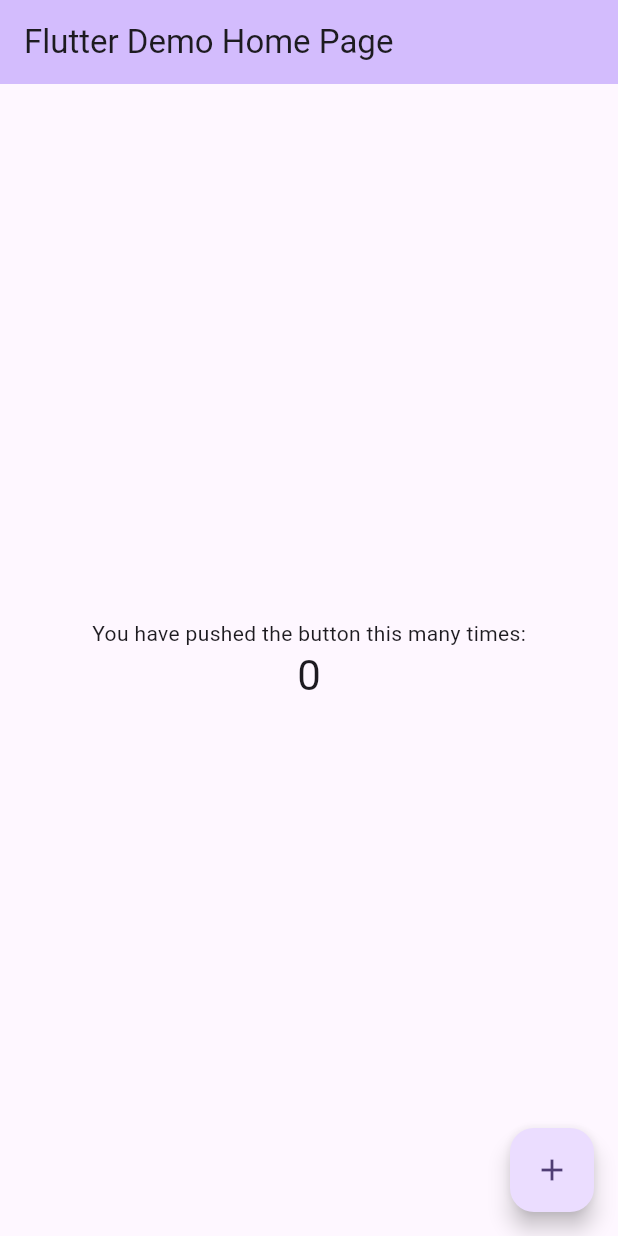
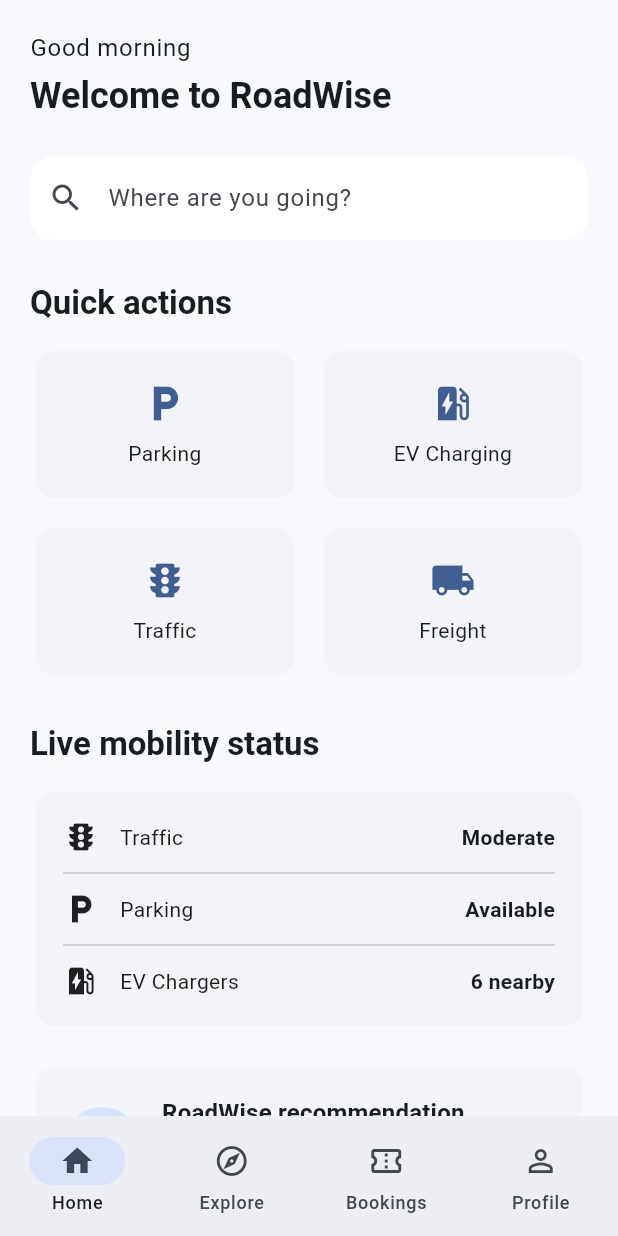
Before and after one commit to vedha-v/Roadwise-Smart-Transportation-System, a Flutter app: the screen it shows after launch, on a phone screen of 412 x 824 dp. Run offline on Flutter 3.47's test engine with Material 3 defaults, Android fonts, the phone set to English and light mode, and no system bars.

Commit message:
feat:create initial Roadwise ui

```diff
--- a/lib/main.dart
+++ b/lib/main.dart
@@ -1,122 +1,357 @@
 import 'package:flutter/material.dart';
 
 void main() {
-  runApp(const MyApp());
+  runApp(const RoadWiseApp());
 }
 
-class MyApp extends StatelessWidget {
-  const MyApp({super.key});
+class RoadWiseApp extends StatelessWidget {
+  const RoadWiseApp({super.key});
 
-  // This widget is the root of your application.
   @override
   Widget build(BuildContext context) {
     return MaterialApp(
-      title: 'Flutter Demo',
+      debugShowCheckedModeBanner: false,
+      title: 'RoadWise',
       theme: ThemeData(
-        // This is the theme of your application.
-        //
-        // TRY THIS: Try running your application with "flutter run". You'll see
-        // the application has a purple toolbar. Then, without quitting the app,
-        // try changing the seedColor in the colorScheme below to Colors.green
-        // and then invoke "hot reload" (save your changes or press the "hot
-        // reload" button in a Flutter-supported IDE, or press "r" if you used
-        // the command line to start the app).
-        //
-        // Notice that the counter didn't reset back to zero; the application
-        // state is not lost during the reload. To reset the state, use hot
-        // restart instead.
-        //
-        // This works for code too, not just values: Most code changes can be
-        // tested with just a hot reload.
-        colorScheme: .fromSeed(seedColor: Colors.deepPurple),
+        useMaterial3: true,
+        colorScheme: ColorScheme.fromSeed(
+          seedColor: const Color(0xFF1565C0),
+        ),
+        scaffoldBackgroundColor: const Color(0xFFF7F9FC),
       ),
-      home: const MyHomePage(title: 'Flutter Demo Home Page'),
+      home: const MainShell(),
     );
   }
 }
 
-class MyHomePage extends StatefulWidget {
-  const MyHomePage({super.key, required this.title});
-
-  // This widget is the home page of your application. It is stateful, meaning
-  // that it has a State object (defined below) that contains fields that affect
-  // how it looks.
-
-  // This class is the configuration for the state. It holds the values (in this
-  // case the title) provided by the parent (in this case the App widget) and
-  // used by the build method of the State. Fields in a Widget subclass are
-  // always marked "final".
-
-  final String title;
+class MainShell extends StatefulWidget {
+  const MainShell({super.key});
 
   @override
-  State<MyHomePage> createState() => _MyHomePageState();
+  State<MainShell> createState() => _MainShellState();
 }
 
-class _MyHomePageState extends State<MyHomePage> {
-  int _counter = 0;
+class _MainShellState extends State<MainShell> {
+  int _currentIndex = 0;
 
-  void _incrementCounter() {
-    setState(() {
-      // This call to setState tells the Flutter framework that something has
-      // changed in this State, which causes it to rerun the build method below
-      // so that the display can reflect the updated values. If we changed
-      // _counter without calling setState(), then the build method would not be
-      // called again, and so nothing would appear to happen.
-      _counter++;
-    });
-  }
+  final List<Widget> _pages = const [
+    HomePage(),
+    ExplorePage(),
+    BookingsPage(),
+    ProfilePage(),
+  ];
 
   @override
   Widget build(BuildContext context) {
-    // This method is rerun every time setState is called, for instance as done
-    // by the _incrementCounter method above.
-    //
-    // The Flutter framework has been optimized to make rerunning build methods
-    // fast, so that you can just rebuild anything that needs updating rather
-    // than having to individually change instances of widgets.
     return Scaffold(
-      appBar: AppBar(
-        // TRY THIS: Try changing the color here to a specific color (to
-        // Colors.amber, perhaps?) and trigger a hot reload to see the AppBar
-        // change color while the other colors stay the same.
-        backgroundColor: Theme.of(context).colorScheme.inversePrimary,
-        // Here we take the value from the MyHomePage object that was created by
-        // the App.build method, and use it to set our appbar title.
-        title: Text(widget.title),
+      body: _pages[_currentIndex],
+      bottomNavigationBar: NavigationBar(
+        selectedIndex: _currentIndex,
+        onDestinationSelected: (index) {
+          setState(() {
+            _currentIndex = index;
+          });
+        },
+        destinations: const [
+          NavigationDestination(
+            icon: Icon(Icons.home_outlined),
+            selectedIcon: Icon(Icons.home),
+            label: 'Home',
+          ),
+          NavigationDestination(
+            icon: Icon(Icons.explore_outlined),
+            selectedIcon: Icon(Icons.explore),
+            label: 'Explore',
+          ),
+          NavigationDestination(
+            icon: Icon(Icons.confirmation_number_outlined),
+            selectedIcon: Icon(Icons.confirmation_number),
+            label: 'Bookings',
+          ),
+          NavigationDestination(
+            icon: Icon(Icons.person_outline),
+            selectedIcon: Icon(Icons.person),
+            label: 'Profile',
+          ),
+        ],
       ),
-      body: Center(
-        // Center   is a layout widget. It takes a single child and positions it
-        // in the middle of the parent.
+    );
+  }
+}
+
+class HomePage extends StatelessWidget {
+  const HomePage({super.key});
+
+  @override
+  Widget build(BuildContext context) {
+    return SafeArea(
+      child: SingleChildScrollView(
+        padding: const EdgeInsets.all(20),
         child: Column(
-          // Column is also a layout widget. It takes a list of children and
-          // arranges them vertically. By default, it sizes itself to fit its
-          // children horizontally, and tries to be as tall as its parent.
-          //
-          // Column has various properties to control how it sizes itself and
-          // how it positions its children. Here we use mainAxisAlignment to
-          // center the children vertically; the main axis here is the vertical
-          // axis because Columns are vertical (the cross axis would be
-          // horizontal).
-          //
-          // TRY THIS: Invoke "debug painting" (choose the "Toggle Debug Paint"
-          // action in the IDE, or press "p" in the console), to see the
-          // wireframe for each widget.
-          mainAxisAlignment: .center,
+          crossAxisAlignment: CrossAxisAlignment.start,
           children: [
-            const Text('You have pushed the button this many times:'),
             Text(
-              '$_counter',
-              style: Theme.of(context).textTheme.headlineMedium,
+              'Good morning',
+              style: Theme.of(context).textTheme.bodyLarge,
+            ),
+            const SizedBox(height: 4),
+            Text(
+              'Welcome to RoadWise',
+              style: Theme.of(context).textTheme.headlineSmall?.copyWith(
+                    fontWeight: FontWeight.bold,
+                  ),
+            ),
+
+            const SizedBox(height: 24),
+
+            TextField(
+              decoration: InputDecoration(
+                hintText: 'Where are you going?',
+                prefixIcon: const Icon(Icons.search),
+                filled: true,
+                fillColor: Colors.white,
+                border: OutlineInputBorder(
+                  borderRadius: BorderRadius.circular(16),
+                  borderSide: BorderSide.none,
+                ),
+              ),
+            ),
+
+            const SizedBox(height: 28),
+
+            Text(
+              'Quick actions',
+              style: Theme.of(context).textTheme.titleLarge?.copyWith(
+                    fontWeight: FontWeight.bold,
+                  ),
+            ),
+
+            const SizedBox(height: 14),
+
+            Row(
+              children: [
+                Expanded(
+                  child: _QuickAction(
+                    icon: Icons.local_parking,
+                    label: 'Parking',
+                    onTap: () {},
+                  ),
+                ),
+                const SizedBox(width: 12),
+                Expanded(
+                  child: _QuickAction(
+                    icon: Icons.ev_station,
+                    label: 'EV Charging',
+                    onTap: () {},
+                  ),
+                ),
+              ],
+            ),
+
+            const SizedBox(height: 12),
+
+            Row(
+              children: [
+                Expanded(
+                  child: _QuickAction(
+                    icon: Icons.traffic,
+                    label: 'Traffic',
+                    onTap: () {},
+                  ),
+                ),
+                const SizedBox(width: 12),
+                Expanded(
+                  child: _QuickAction(
+                    icon: Icons.local_shipping,
+                    label: 'Freight',
+                    onTap: () {},
+                  ),
+                ),
+              ],
+            ),
+
+            const SizedBox(height: 28),
+
+            Text(
+              'Live mobility status',
+              style: Theme.of(context).textTheme.titleLarge?.copyWith(
+                    fontWeight: FontWeight.bold,
+                  ),
+            ),
+
+            const SizedBox(height: 14),
+
+            Card(
+              elevation: 0,
+              child: Padding(
+                padding: const EdgeInsets.all(18),
+                child: Column(
+                  children: const [
+                    _StatusRow(
+                      icon: Icons.traffic,
+                      title: 'Traffic',
+                      value: 'Moderate',
+                    ),
+                    Divider(height: 24),
+                    _StatusRow(
+                      icon: Icons.local_parking,
+                      title: 'Parking',
+                      value: 'Available',
+                    ),
+                    Divider(height: 24),
+                    _StatusRow(
+                      icon: Icons.ev_station,
+                      title: 'EV Chargers',
+                      value: '6 nearby',
+                    ),
+                  ],
+                ),
+              ),
+            ),
+
+            const SizedBox(height: 20),
+
+            Card(
+              elevation: 0,
+              child: Padding(
+                padding: const EdgeInsets.all(18),
+                child: Row(
+                  children: [
+                    CircleAvatar(
+                      radius: 26,
+                      child: Icon(
+                        Icons.auto_awesome,
+                        color: Theme.of(context).colorScheme.primary,
+                      ),
+                    ),
+                    const SizedBox(width: 14),
+                    Expanded(
+                      child: Column(
+                        crossAxisAlignment: CrossAxisAlignment.start,
+                        children: [
+                          Text(
+                            'RoadWise recommendation',
+                            style: Theme.of(context)
+                                .textTheme
+                                .titleMedium
+                                ?.copyWith(
+                                  fontWeight: FontWeight.bold,
+                                ),
+                          ),
+                          const SizedBox(height: 4),
+                          const Text(
+                            'Plan your parking before you reach your destination.',
+                          ),
+                        ],
+                      ),
+                    ),
+                  ],
+                ),
+              ),
             ),
           ],
         ),
       ),
-      floatingActionButton: FloatingActionButton(
-        onPressed: _incrementCounter,
-        tooltip: 'Increment',
-        child: const Icon(Icons.add),
+    );
+  }
+}
+
+class _QuickAction extends StatelessWidget {
+  final IconData icon;
+  final String label;
+  final VoidCallback onTap;
+
+  const _QuickAction({
+    required this.icon,
+    required this.label,
+    required this.onTap,
+  });
+
+  @override
+  Widget build(BuildContext context) {
+    return Card(
+      elevation: 0,
+      child: InkWell(
+        onTap: onTap,
+        borderRadius: BorderRadius.circular(12),
+        child: Padding(
+          padding: const EdgeInsets.symmetric(vertical: 20),
+          child: Column(
+            children: [
+              Icon(
+                icon,
+                size: 30,
+                color: Theme.of(context).colorScheme.primary,
+              ),
+              const SizedBox(height: 8),
+              Text(
+                label,
+                textAlign: TextAlign.center,
+              ),
+            ],
+          ),
+        ),
       ),
     );
   }
 }
+
+class _StatusRow extends StatelessWidget {
+  final IconData icon;
+  final String title;
+  final String value;
+
+  const _StatusRow({
+    required this.icon,
+    required this.title,
+    required this.value,
+  });
+
+  @override
+  Widget build(BuildContext context) {
+    return Row(
+      children: [
+        Icon(icon),
+        const SizedBox(width: 14),
+        Expanded(child: Text(title)),
+        Text(
+          value,
+          style: const TextStyle(fontWeight: FontWeight.w600),
+        ),
+      ],
+    );
+  }
+}
+
+class ExplorePage extends StatelessWidget {
+  const ExplorePage({super.key});
+
+  @override
+  Widget build(BuildContext context) {
+    return const Center(
+      child: Text('Explore'),
+    );
+  }
+}
+
+class BookingsPage extends StatelessWidget {
+  const BookingsPage({super.key});
+
+  @override
+  Widget build(BuildContext context) {
+    return const Center(
+      child: Text('Bookings'),
+    );
+  }
+}
+
+class ProfilePage extends StatelessWidget {
+  const ProfilePage({super.key});
+
+  @override
+  Widget build(BuildContext context) {
+    return const Center(
+      child: Text('Profile'),
+    );
+  }
+}
```
